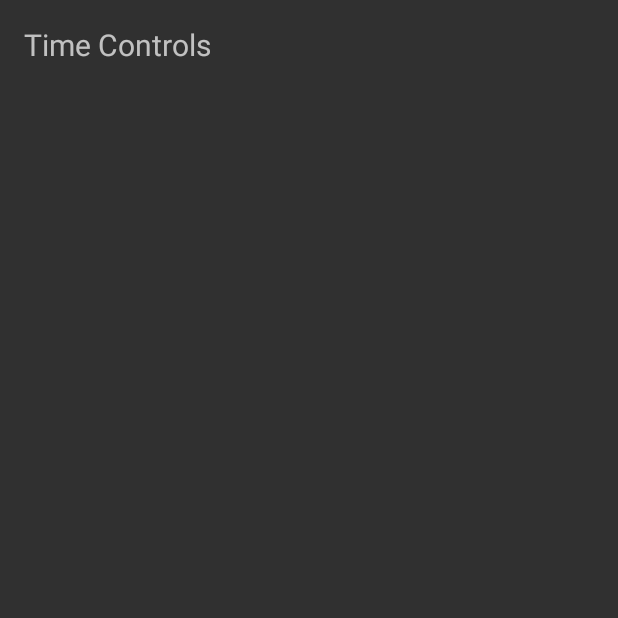
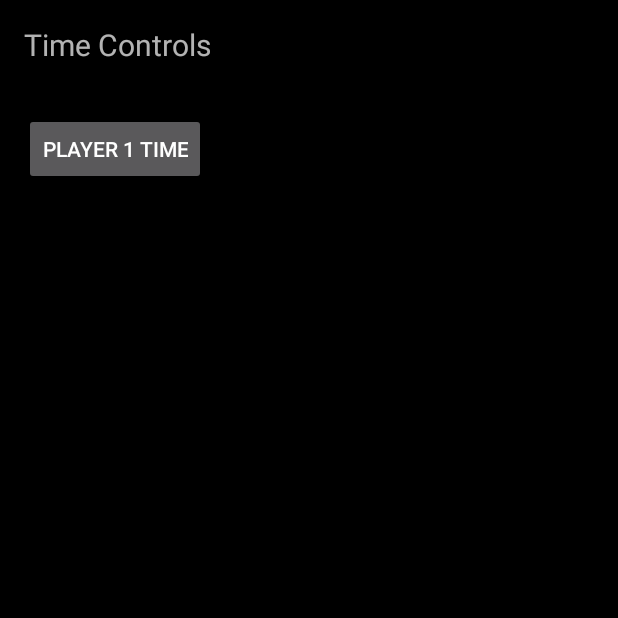
Before and after one commit to jmagine/ChessClock, an Android app: the TimeSelectorActivity screen opened directly, with no data from a screen before it, on a phone screen of 412 x 824 dp, the top half of it. Run offline under Robolectric (Android 15) with nearby library versions, the phone set to English and light mode, and no system bars.

Commit message:
got a time control selector to popup and communicate with class variable. also styled it more appropriately and added a Constants class for time constants

```diff
--- a/app/src/main/AndroidManifest.xml
+++ b/app/src/main/AndroidManifest.xml
@@ -8,7 +8,8 @@
     android:label="@string/app_name"
     android:supportsRtl="true"
     android:theme="@style/Theme.AppCompat.NoActionBar">
-    <activity android:name=".MainActivity">
+    <activity android:name=".MainActivity"
+      android:theme="@style/Theme.AppCompat.NoActionBar">
       <intent-filter>
         <action android:name="android.intent.action.MAIN"/>
 
@@ -20,7 +21,8 @@
     </activity>
     <activity
       android:name=".SettingsActivity"
-      android:label="@string/title_activity_settings">
+      android:label="@string/title_activity_settings"
+      android:theme="@style/Theme.AppCompat.NoActionBar">
     </activity>
   </application>
 
--- a/app/src/main/res/layout/activity_time_selector.xml
+++ b/app/src/main/res/layout/activity_time_selector.xml
@@ -2,11 +2,19 @@
 <LinearLayout xmlns:android="http://schemas.android.com/apk/res/android"
               android:orientation="vertical"
               android:layout_width="match_parent"
-              android:layout_height="match_parent">
+              android:layout_height="match_parent"
+  android:background="#000">
   <TextView
     android:layout_width="match_parent"
     android:layout_height="wrap_content"
     android:layout_margin="16dp"
     android:text="Time Controls"
     android:textSize="20sp"/>
+
+  <Button
+    android:id="@+id/player1Time"
+    android:layout_width="wrap_content"
+    android:layout_height="wrap_content"
+    android:layout_margin="16dp"
+    android:text="Player 1 Time"/>
 </LinearLayout>
--- a/app/src/main/res/values/styles.xml
+++ b/app/src/main/res/values/styles.xml
@@ -8,6 +8,15 @@
     <item name="colorAccent">@color/colorAccent</item>
   </style>
 
+  <style name="AlertDialogCustomTheme" parent="Theme.AppCompat.Light.Dialog.Alert">
+    <!-- Used for the buttons -->
+    <item name="colorAccent">#00CCFF</item>
+    <!-- Used for the title and text -->
+    <item name="android:textColorPrimary">#FFFFFF</item>
+    <!-- Used for the background -->
+    <item name="android:background">#111111</item>
+  </style>
+
   <style name="PreferencesTheme">
     <item name="android:background">#FF000000</item>
   </style>
```
Also changed, not shown: app/src/main/java/com/example/android/chessclock/Constants.java (added, +12 -0 lines), app/src/main/java/com/example/android/chessclock/TimeSelectorActivity.java (+64 -6 lines), app/src/main/res/layout/time_selector_hms.xml (added, +53 -0 lines).
